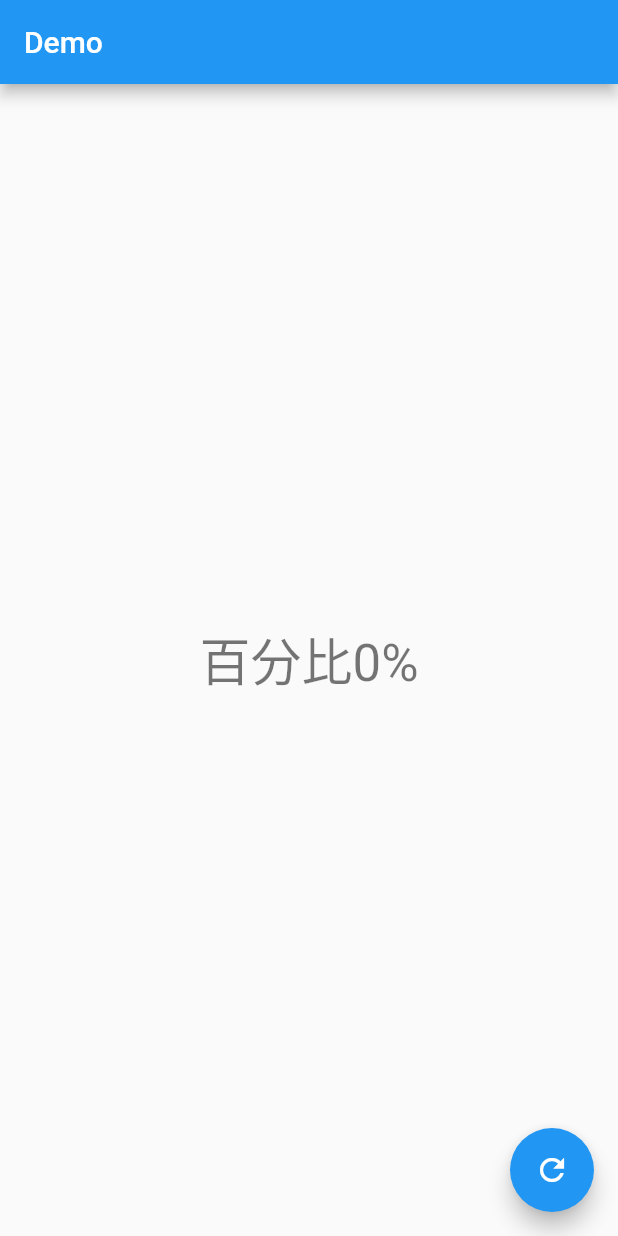
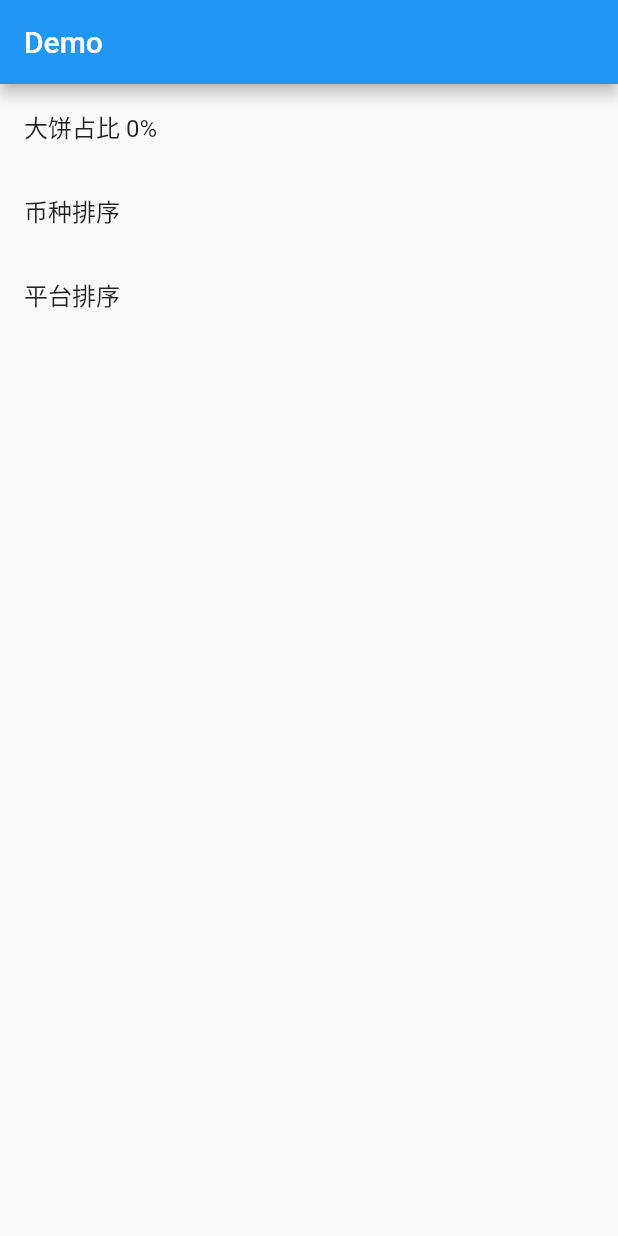
Before and after one commit to ashu0000008/flutter_demo, a Flutter app: the screen it shows after launch, on a phone screen of 412 x 824 dp. Run offline on Flutter 3.47's test engine with Material 2 defaults, Android fonts, the phone set to English and light mode, and no system bars; our stand-ins replace dio; network calls fail.

Commit message:
初始化首页

```diff
--- a/lib/main.dart
+++ b/lib/main.dart
@@ -1,4 +1,5 @@
 import 'package:flutter/material.dart';
+
 import 'net/api.dart';
 
 void main() => runApp(MyApp());
@@ -48,10 +49,9 @@ class _MyHomePageState extends State<MyHomePage> {
   String _counter = "0";
 
   void _incrementCounter() {
-
-    API.get_crypto_percent("btc").then((percent){
+    API.get_crypto_percent("btc").then((percent) {
       setState(() {
-        print("-----------------"+percent);
+        print("-----------------" + percent);
         var percentDouble = double.parse(percent) * 100;
         _counter = percentDouble.toStringAsFixed(2);
       });
@@ -68,6 +68,13 @@ class _MyHomePageState extends State<MyHomePage> {
   }
 
   @override
+  void initState() {
+    // TODO: implement initState
+    super.initState();
+    _incrementCounter();
+  }
+
+  @override
   Widget build(BuildContext context) {
     // This method is rerun every time setState is called, for instance as done
     // by the _incrementCounter method above.
@@ -81,37 +88,19 @@ class _MyHomePageState extends State<MyHomePage> {
         // the App.build method, and use it to set our appbar title.
         title: Text(widget.title),
       ),
-      body: Center(
-        // Center is a layout widget. It takes a single child and positions it
-        // in the middle of the parent.
-        child: Column(
-          // Column is also a layout widget. It takes a list of children and
-          // arranges them vertically. By default, it sizes itself to fit its
-          // children horizontally, and tries to be as tall as its parent.
-          //
-          // Invoke "debug painting" (press "p" in the console, choose the
-          // "Toggle Debug Paint" action from the Flutter Inspector in Android
-          // Studio, or the "Toggle Debug Paint" command in Visual Studio Code)
-          // to see the wireframe for each widget.
-          //
-          // Column has various properties to control how it sizes itself and
-          // how it positions its children. Here we use mainAxisAlignment to
-          // center the children vertically; the main axis here is the vertical
-          // axis because Columns are vertical (the cross axis would be
-          // horizontal).
-          mainAxisAlignment: MainAxisAlignment.center,
-          children: <Widget>[
-            Text(
-              '百分比'+'$_counter' + '%',
-              style: Theme.of(context).textTheme.display1,
-            ),
-          ],
-        ),
-      ),
-      floatingActionButton: FloatingActionButton(
-        onPressed: _incrementCounter,
-        tooltip: 'Increment',
-        child: Icon(Icons.refresh),
+      body: new ListView(
+        children: <Widget>[
+          new ListTile(
+            title: new Text('大饼占比 ' + '$_counter' + '%'),
+            onTap: _incrementCounter,
+          ),
+          new ListTile(
+            title: new Text('币种排序'),
+          ),
+          new ListTile(
+            title: new Text('平台排序'),
+          )
+        ],
       ), // This trailing comma makes auto-formatting nicer for build methods.
     );
   }
```
Also changed, not shown: 1 other file.
